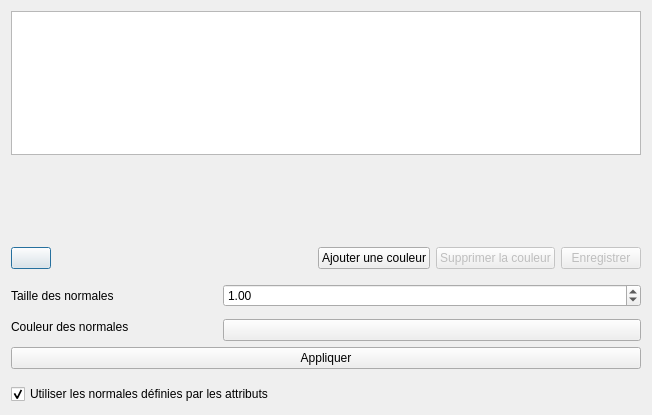
The window that ComputreeGui/view/DocumentView/GraphicsViews/PointsAttributes/gpointsattributesmanager.ui (computree/computree-v3) describes before a commit, drawn with Qt 5.
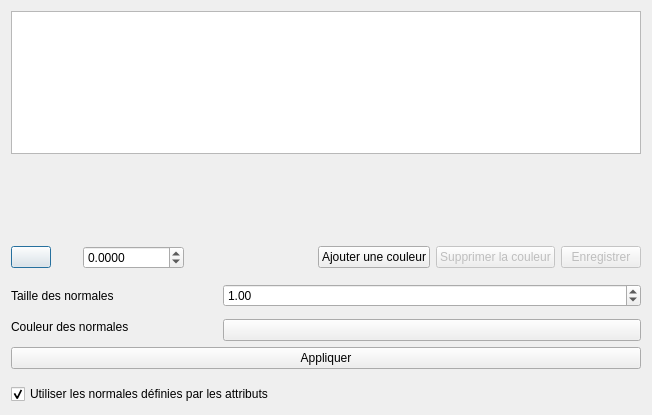
The same window after the commit. Custom widgets are drawn as their Qt base class.

Patch:
```diff
--- a/ComputreeGui/view/DocumentView/GraphicsViews/PointsAttributes/gpointsattributesmanager.ui
+++ b/ComputreeGui/view/DocumentView/GraphicsViews/PointsAttributes/gpointsattributesmanager.ui
@@ -59,6 +59,35 @@
             </property>
            </widget>
           </item>
+          <item>
+           <widget class="GGradientManager" name="gradientManagerView" native="true">
+            <property name="minimumSize">
+             <size>
+              <width>20</width>
+              <height>0</height>
+             </size>
+            </property>
+            <property name="maximumSize">
+             <size>
+              <width>40</width>
+              <height>16777215</height>
+             </size>
+            </property>
+           </widget>
+          </item>
+          <item>
+           <widget class="QDoubleSpinBox" name="doubleSpinBoxGradientArrowValue">
+            <property name="decimals">
+             <number>4</number>
+            </property>
+            <property name="minimum">
+             <double>-999999999.000000000000000</double>
+            </property>
+            <property name="maximum">
+             <double>999999999.000000000000000</double>
+            </property>
+           </widget>
+          </item>
           <item>
            <spacer name="horizontalSpacer">
             <property name="orientation">
@@ -80,6 +109,9 @@
             <property name="text">
              <string>Ajouter une couleur</string>
             </property>
+            <property name="autoDefault">
+             <bool>false</bool>
+            </property>
            </widget>
           </item>
           <item>
@@ -90,6 +122,9 @@
             <property name="text">
              <string>Supprimer la couleur</string>
             </property>
+            <property name="autoDefault">
+             <bool>false</bool>
+            </property>
            </widget>
           </item>
           <item>
@@ -100,6 +135,9 @@
             <property name="text">
              <string>Enregistrer</string>
             </property>
+            <property name="autoDefault">
+             <bool>false</bool>
+            </property>
            </widget>
           </item>
          </layout>
@@ -194,6 +232,12 @@
   </layout>
  </widget>
  <customwidgets>
+  <customwidget>
+   <class>GGradientManager</class>
+   <extends>QWidget</extends>
+   <header>view/Tools/gradient/ggradientmanager.h</header>
+   <container>1</container>
+  </customwidget>
   <customwidget>
    <class>GColorGradientView</class>
    <extends>QWidget</extends>
```
